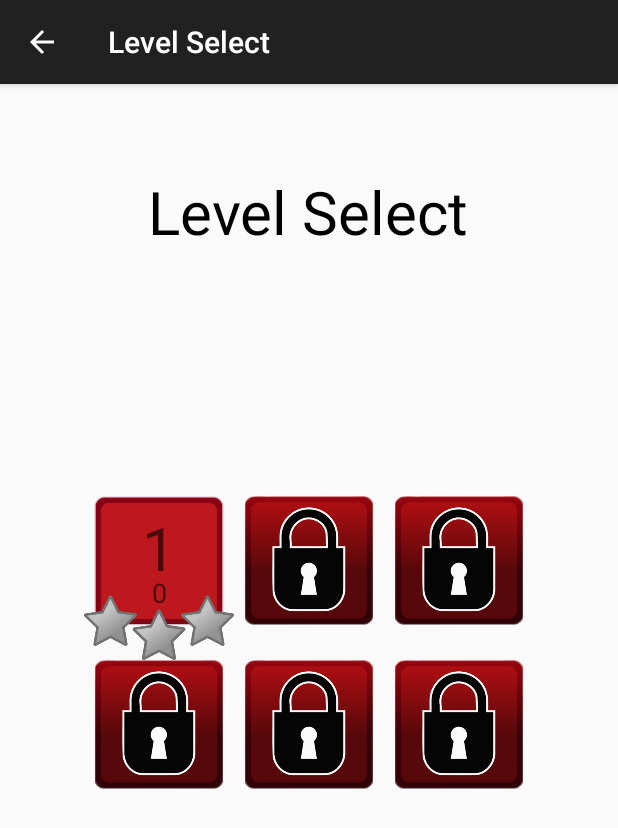
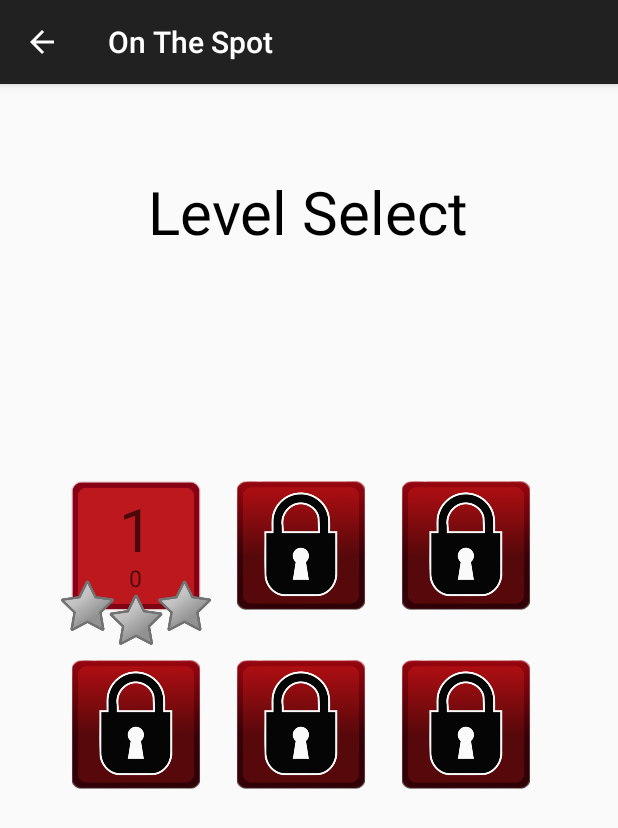
Before and after one commit to GovertJaap/On-The-Spot, an Android app: the LvlSelectActivity screen opened directly, with no data from a screen before it, on a phone screen of 412 x 824 dp. Shown: the top 828 px of the screen. Run offline under Robolectric (Android 15) with nearby library versions, the phone set to English and light mode, and no system bars.

Commit message:
Testbuild 1.12.1
Removed top label, at Main, Level Select, and gameover screen. Default
android back button is disabled for all current activities. level
Selects orientation is now forced to Portrait. Buttons now have more
white space, and text is also fixed

```diff
--- a/app/src/main/AndroidManifest.xml
+++ b/app/src/main/AndroidManifest.xml
@@ -33,11 +33,8 @@
         </activity>
         <activity
             android:name=".LvlSelectActivity"
-            android:label="Level Select"
-            android:parentActivityName=".MenuActivity" >
-            <meta-data
-                android:name="android.support.PARENT_ACTIVITY"
-                android:value="com.example.android.onthespot.MenuActivity" />
+            android:parentActivityName=".MenuActivity"
+            android:screenOrientation="portrait">
         </activity>
     </application>
 
--- a/app/src/main/java/com/example/android/onthespot/GameOver.java
+++ b/app/src/main/java/com/example/android/onthespot/GameOver.java
@@ -12,6 +12,10 @@ import android.widget.Button;
 import android.widget.Toast;
 
 public class GameOver extends ActionBarActivity {
+    //disables the default android backbutton
+    @Override
+    public void onBackPressed() {
+    }
 
     @Override
     protected void onCreate(Bundle savedInstanceState) {
--- a/app/src/main/java/com/example/android/onthespot/LvlSelectActivity.java
+++ b/app/src/main/java/com/example/android/onthespot/LvlSelectActivity.java
@@ -13,6 +13,11 @@ import com.example.android.onthespot.R;
 
 public class LvlSelectActivity extends ActionBarActivity {
 
+    //disables the default android backbutton
+    @Override
+    public void onBackPressed() {
+    }
+
     @Override
     protected void onCreate(Bundle savedInstanceState) {
         super.onCreate(savedInstanceState);
@@ -24,7 +29,10 @@ public class LvlSelectActivity extends ActionBarActivity {
         setupLevel5Button();
         setupLevel6Button();
 
+
+
     }
+
 
     private void setupLevel1Button() {
         ImageButton levelButton = (ImageButton) findViewById(R.id.level1Button);
--- a/app/src/main/java/com/example/android/onthespot/MainActivity.java
+++ b/app/src/main/java/com/example/android/onthespot/MainActivity.java
@@ -43,6 +43,11 @@ public class MainActivity extends ActionBarActivity {
     List<MyView.Shape> shapes, oldShapes;
     Random rand;
     Paint paint;
+
+    //disables the default android backbutton
+    @Override
+    public void onBackPressed() {
+    }
 
     @Override
     protected void onCreate(Bundle savedInstanceState) {
--- a/app/src/main/java/com/example/android/onthespot/MenuActivity.java
+++ b/app/src/main/java/com/example/android/onthespot/MenuActivity.java
@@ -13,6 +13,10 @@ import android.widget.Toast;
 import com.example.android.onthespot.R;
 
 public class MenuActivity extends ActionBarActivity {
+    //disables the default android backbutton
+    @Override
+    public void onBackPressed() {
+    }
 
     @Override
     protected void onCreate(Bundle savedInstanceState) {
--- a/app/src/main/res/layout/activity_lvl_select.xml
+++ b/app/src/main/res/layout/activity_lvl_select.xml
@@ -21,18 +21,23 @@
             android:layout_column="0"
             android:clickable="true"
             android:focusableInTouchMode="false"
-            android:background="@drawable/star0" />
+            android:background="@drawable/star0"
+            android:layout_marginRight="10dp"
+            android:layout_marginBottom="10dp"/>
 
         <TextView
         android:layout_width="wrap_content"
         android:layout_height="wrap_content"
         android:textAppearance="?android:attr/textAppearanceMedium"
         android:text="0"
-        android:id="@+id/textView4"
+        android:textSize="15dp"
+        android:id="@+id/level1Score"
         android:layout_row="0"
         android:layout_column="0"
         android:layout_gravity="center"
-        android:layout_marginTop="20dp"/>
+        android:layout_marginTop="20dp"
+        android:layout_marginRight="10dp"
+        android:layout_marginBottom="10dp"/>
 
         <TextView
             android:layout_width="wrap_content"
@@ -44,7 +49,8 @@
             android:layout_row="0"
             android:layout_column="0"
             android:layout_gravity="center"
-        android:layout_marginBottom="40dp"/>
+            android:layout_marginBottom="55dp"
+            android:layout_marginRight="10dp"/>
 
         <ImageButton
             android:layout_width="100dp"
@@ -56,6 +62,8 @@
             android:maxHeight="100dp"
             android:clickable="false"
             android:background="@drawable/levellocked"
+            android:layout_marginRight="10dp"
+            android:layout_marginBottom="10dp"
             />
 
 
@@ -65,10 +73,27 @@
             android:layout_height="wrap_content"
             android:textAppearance="?android:attr/textAppearanceMedium"
             android:text=""
+            android:textSize="40dp"
+            android:id="@+id/levelText2"
+            android:layout_row="0"
+            android:layout_column="1"
+            android:layout_gravity="center"
+            android:layout_marginBottom="55dp"
+            android:layout_marginRight="10dp" />
+
+        <TextView
+            android:layout_width="wrap_content"
+            android:layout_height="wrap_content"
+            android:textAppearance="?android:attr/textAppearanceMedium"
+            android:text=""
+            android:textSize="15dp"
             android:id="@+id/level2Score"
             android:layout_row="0"
             android:layout_column="1"
-            android:layout_gravity="center" />
+            android:layout_gravity="center"
+            android:layout_marginTop="20dp"
+            android:layout_marginRight="10dp"
+            android:layout_marginBottom="10dp" />
 
         <ImageButton
             android:layout_width="100dp"
@@ -79,80 +104,156 @@
             android:background="@drawable/levellocked"
             android:maxWidth="100dp"
             android:maxHeight="100dp"
-            android:clickable="false" />
+            android:clickable="false"
+            android:layout_marginRight="10dp"
+            android:layout_marginBottom="10dp"/>
 
         <TextView
             android:layout_width="wrap_content"
             android:layout_height="wrap_content"
             android:textAppearance="?android:attr/textAppearanceMedium"
             android:text=""
-            android:id="@+id/level3Score"
+            android:textSize="40dp"
+            android:id="@+id/levelText3"
             android:layout_row="0"
             android:layout_column="2"
-            android:layout_gravity="center" />
-
-        <ImageButton
-            android:layout_width="100dp"
-            android:layout_height="109.473dp"
-            android:id="@+id/level4Button"
-            android:layout_row="2"
-            android:layout_column="0"
-            android:background="@drawable/levellocked"
-            android:maxWidth="100dp"
-            android:maxHeight="100dp"
-            android:clickable="false" />
+            android:layout_gravity="center"
+            android:layout_marginBottom="55dp"
+            android:layout_marginRight="10dp" />
 
         <TextView
             android:layout_width="wrap_content"
             android:layout_height="wrap_content"
             android:textAppearance="?android:attr/textAppearanceMedium"
             android:text=""
-            android:id="@+id/level4Score"
-            android:layout_row="2"
-            android:layout_column="0"
-            android:layout_gravity="center" />
+            android:textSize="15dp"
+            android:id="@+id/level3Score"
+            android:layout_row="0"
+            android:layout_column="2"
+            android:layout_gravity="center"
+            android:layout_marginTop="20dp"
+            android:layout_marginRight="10dp"
+            android:layout_marginBottom="10dp" />
 
         <ImageButton
             android:layout_width="100dp"
             android:layout_height="109.473dp"
-            android:id="@+id/level5Button"
-            android:layout_row="2"
-            android:layout_column="1"
+            android:id="@+id/level4Button"
+            android:layout_row="1"
+            android:layout_column="0"
             android:background="@drawable/levellocked"
             android:maxWidth="100dp"
             android:maxHeight="100dp"
-            android:clickable="false" />
+            android:clickable="false"
+            android:layout_marginRight="10dp"
+            android:layout_marginBottom="10dp"/>
 
         <TextView
             android:layout_width="wrap_content"
             android:layout_height="wrap_content"
             android:textAppearance="?android:attr/textAppearanceMedium"
             android:text=""
-            android:id="@+id/level5Score"
-            android:layout_row="2"
-            android:layout_column="1"
-            android:layout_gravity="center" />
-
-        <ImageButton
-            android:layout_width="100dp"
-            android:layout_height="109.473dp"
-            android:id="@+id/level6Button"
-            android:layout_row="2"
-            android:layout_column="2"
-            android:background="@drawable/levellocked"
-            android:maxWidth="100dp"
-            android:maxHeight="100dp"
-            android:clickable="false" />
+            android:textSize="40dp"
+            android:id="@+id/levelText4"
+            android:layout_row="1"
+            android:layout_column="0"
+            android:layout_gravity="center"
+            android:layout_marginBottom="55dp"
+            android:layout_marginRight="10dp" />
 
         <TextView
             android:layout_width="wrap_content"
             android:layout_height="wrap_content"
             android:textAppearance="?android:attr/textAppearanceMedium"
             android:text=""
+            android:textSize="15dp"
+            android:id="@+id/level4Score"
+            android:layout_row="1"
+            android:layout_column="0"
+            android:layout_gravity="center"
+            android:layout_marginTop="20dp"
+            android:layout_marginRight="10dp"
+            android:layout_marginBottom="10dp" />
+
+        <ImageButton
+            android:layout_width="100dp"
+            android:layout_height="109.473dp"
+            android:id="@+id/level5Button"
+            android:layout_row="1"
+            android:layout_column="1"
+            android:background="@drawable/levellocked"
+            android:maxWidth="100dp"
+            android:maxHeight="100dp"
+            android:clickable="false"
+            android:layout_marginRight="10dp"
+            android:layout_marginBottom="10dp"/>
+
+        <TextView
+            android:layout_width="wrap_content"
+            android:layout_height="wrap_content"
+            android:textAppearance="?android:attr/textAppearanceMedium"
+            android:text=""
+            android:textSize="40dp"
+            android:id="@+id/levelText5"
+            android:layout_row="1"
+            android:layout_column="1"
+            android:layout_gravity="center"
+            android:layout_marginBottom="55dp"
+            android:layout_marginRight="10dp" />
+
+        <TextView
+            android:layout_width="wrap_content"
+            android:layout_height="wrap_content"
+            android:textAppearance="?android:attr/textAppearanceMedium"
+            android:text=""
+            android:textSize="15dp"
+            android:id="@+id/level5Score"
+            android:layout_row="1"
+            android:layout_column="1"
+            android:layout_gravity="center"
+            android:layout_marginTop="20dp"
+            android:layout_marginRight="10dp"
+            android:layout_marginBottom="10dp" />
+
+        <ImageButton
+            android:layout_width="100dp"
+            android:layout_height="109.473dp"
+            android:id="@+id/level6Button"
+            android:layout_row="1"
+            android:layout_column="2"
+            android:background="@drawable/levellocked"
+            android:maxWidth="100dp"
+            android:maxHeight="100dp"
+            android:clickable="false"
+            android:layout_marginRight="10dp"
+            android:layout_marginBottom="10dp"/>
+
+        <TextView
+            android:layout_width="wrap_content"
+            android:layout_height="wrap_content"
+            android:textAppearance="?android:attr/textAppearanceMedium"
+            android:text=""
+            android:textSize="40dp"
+            android:id="@+id/levelText6"
+            android:layout_row="0"
+            android:layout_column="1"
+            android:layout_gravity="center"
+            android:layout_marginBottom="55dp"
+            android:layout_marginRight="10dp" />
+
+        <TextView
+            android:layout_width="wrap_content"
+            android:layout_height="wrap_content"
+            android:textAppearance="?android:attr/textAppearanceMedium"
+            android:text=""
+            android:textSize="15dp"
             android:id="@+id/level6Score"
-            android:layout_row="2"
+            android:layout_row="1"
             android:layout_column="2"
-            android:layout_gravity="center" />
+            android:layout_gravity="center"
+            android:layout_marginTop="20dp"
+            android:layout_marginRight="10dp"
+            android:layout_marginBottom="10dp"/>
 
 
 
```
Lines whose indentation alone changed are shown as unchanged.
